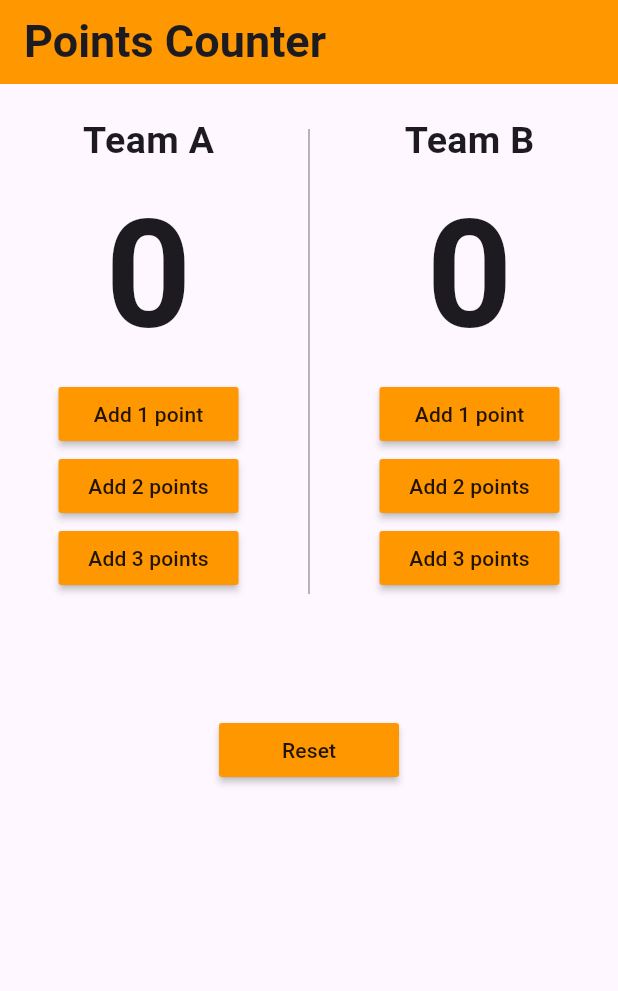
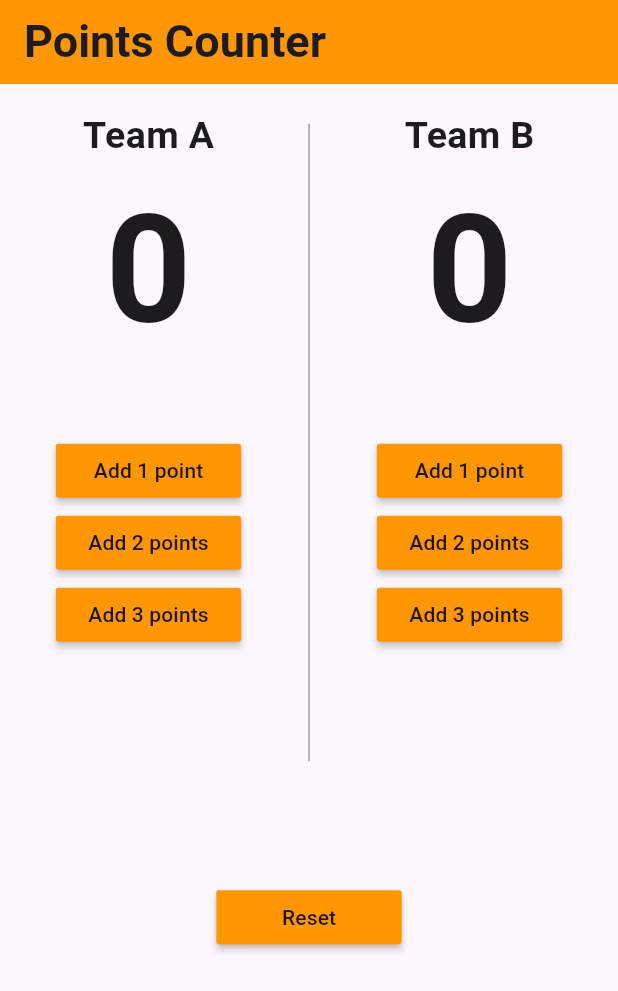
Before and after one commit to mahmoud123asd/basketball_counter_app, a Flutter app: the screen it shows after launch, on a phone screen of 412 x 824 dp. Shown: the top 991 px of the screen. Run offline on Flutter 3.47's test engine with Material 3 defaults, Android fonts, the phone set to English and light mode, and no system bars.

Commit message:
responsive ui

```diff
--- a/lib/main.dart
+++ b/lib/main.dart
@@ -22,6 +22,8 @@ class _PointsCounterState extends State<PointsCounter> {
   int teamBpoints = 0;
   @override
   Widget build(BuildContext context) {
+    final screenwidth = MediaQuery.of(context).size.width;
+    final screenheight = MediaQuery.of(context).size.height;
     return MaterialApp(
       debugShowCheckedModeBanner: false,
       home: Scaffold(
@@ -35,13 +37,13 @@ class _PointsCounterState extends State<PointsCounter> {
         body: Column(
           children: [
             SizedBox(
-              height: 20,
+              height: .02 * screenheight,
             ),
             Row(
               mainAxisAlignment: MainAxisAlignment.spaceEvenly,
               children: [
                 SizedBox(
-                  height: 400,
+                  height: .625 * screenheight,
                   child: Column(
                     children: [
                       Text(
@@ -50,7 +52,7 @@ class _PointsCounterState extends State<PointsCounter> {
                             fontSize: 25, fontWeight: FontWeight.bold),
                       ),
                       SizedBox(
-                        height: 110,
+                        height: .17 * screenheight,
                         child: Text(
                           '$teamApoints',
                           style: TextStyle(
@@ -63,16 +65,16 @@ class _PointsCounterState extends State<PointsCounter> {
                         ),
                       ),
                       SizedBox(
-                        height: 30,
+                        height: .05 * screenheight,
                       ),
-                      customebutton('Add 1 point', 'A'),
-                      customebutton('Add 2 points', 'A'),
-                      customebutton('Add 3 points', 'A'),
+                      customebutton('Add 1 point', 'A', .3 * screenwidth),
+                      customebutton('Add 2 points', 'A', .3 * screenwidth),
+                      customebutton('Add 3 points', 'A', .3 * screenwidth),
                     ],
                   ),
                 ),
                 SizedBox(
-                  height: 400,
+                  height: .625 * screenheight,
                   child: VerticalDivider(
                     indent: 10,
                     endIndent: 80,
@@ -81,7 +83,7 @@ class _PointsCounterState extends State<PointsCounter> {
                   ),
                 ),
                 SizedBox(
-                  height: 400,
+                  height: .625 * screenheight,
                   child: Column(
                     children: [
                       Text(
@@ -90,7 +92,7 @@ class _PointsCounterState extends State<PointsCounter> {
                             fontSize: 25, fontWeight: FontWeight.bold),
                       ),
                       SizedBox(
-                        height: 110,
+                        height: .17 * screenheight,
                         child: Text(
                           '$teamBpoints',
                           style: TextStyle(
@@ -103,11 +105,11 @@ class _PointsCounterState extends State<PointsCounter> {
                         ),
                       ),
                       SizedBox(
-                        height: 30,
+                        height: .05 * screenheight,
                       ),
-                      customebutton('Add 1 point', 'B'),
-                      customebutton('Add 2 points', 'B'),
-                      customebutton('Add 3 points', 'B'),
+                      customebutton('Add 1 point', 'B', .3 * screenwidth),
+                      customebutton('Add 2 points', 'B', .3 * screenwidth),
+                      customebutton('Add 3 points', 'B', .3 * screenwidth),
                     ],
                   ),
                 ),
@@ -120,7 +122,7 @@ class _PointsCounterState extends State<PointsCounter> {
                 });
               },
               color: Colors.orange,
-              minWidth: 120,
+              minWidth: .3 * screenwidth,
               child: Text("Reset"),
             )
           ],
@@ -129,7 +131,7 @@ class _PointsCounterState extends State<PointsCounter> {
     );
   }
 
-  Widget customebutton(String content, String team) {
+  Widget customebutton(String content, String team, double width) {
     bool onepoint = content.contains('1');
     bool twopoints = content.contains('2');
     return MaterialButton(
@@ -165,7 +167,7 @@ class _PointsCounterState extends State<PointsCounter> {
         }
       },
       color: Colors.orange,
-      minWidth: 120,
+      minWidth: width,
       child: Text(content),
     );
   }
```
